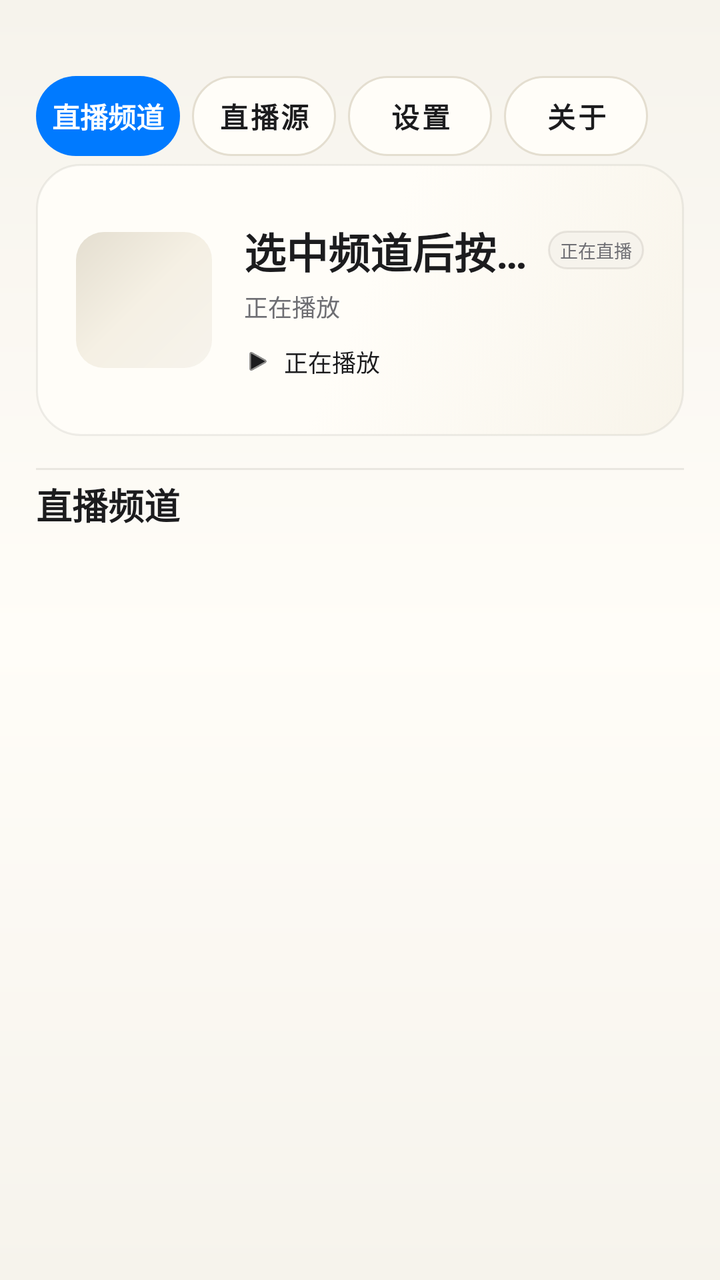
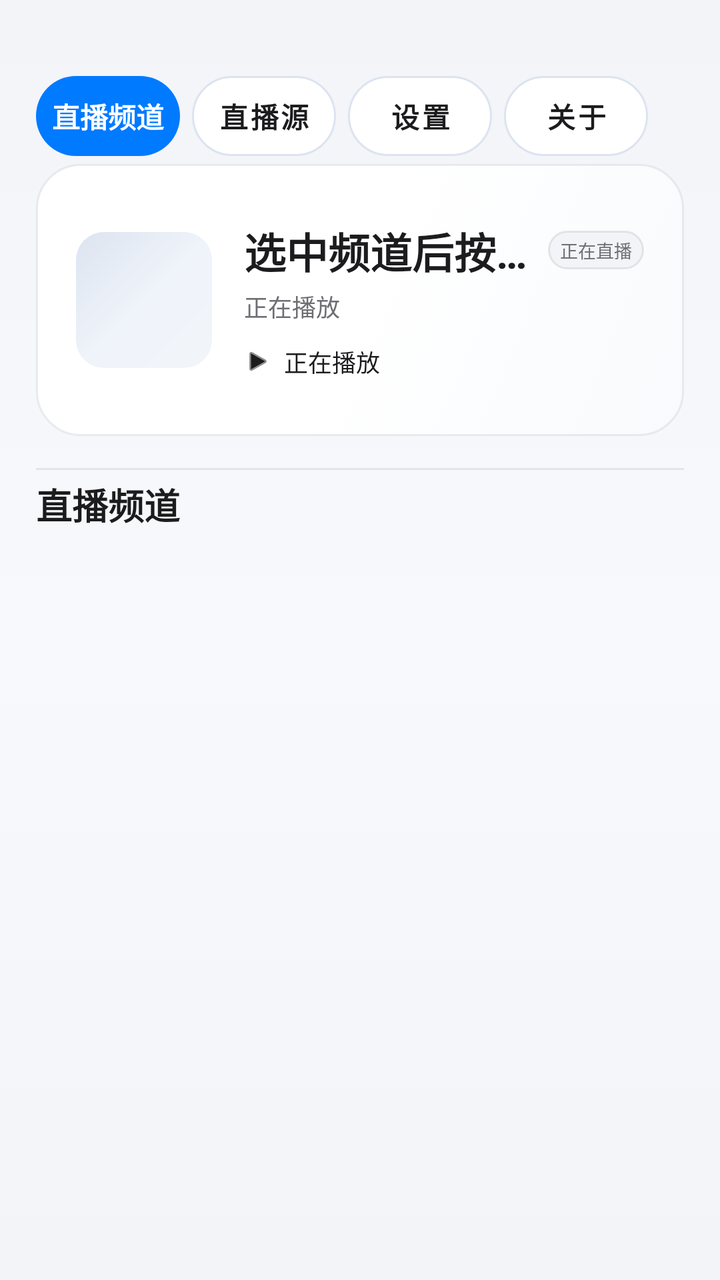

The first picture is an Android layout as it rendered before a commit; the second is the same layout after the commit. The layout source and the unified diff follow.
<!-- AndroidManifest.xml: application theme Theme.IPTVPlayer -->
<!-- res/layout/activity_main.xml -->
<?xml version="1.0" encoding="utf-8"?>
<FrameLayout xmlns:android="http://schemas.android.com/apk/res/android"
    xmlns:app="http://schemas.android.com/apk/res-auto"
    android:id="@+id/root"
    android:layout_width="match_parent"
    android:layout_height="match_parent"
    android:background="@drawable/bg_app_gradient">

    
    <LinearLayout
        android:id="@+id/pageList"
        android:layout_width="match_parent"
        android:layout_height="match_parent"
        android:orientation="vertical"
        android:paddingStart="@dimen/page_padding"
        android:paddingEnd="@dimen/page_padding"
        android:paddingTop="@dimen/page_padding_top">

        
        <LinearLayout
            android:layout_width="match_parent"
            android:layout_height="wrap_content"
            android:orientation="horizontal"
            android:gravity="center_vertical|start"
            android:layout_marginTop="@dimen/tabs_margin_top"
            android:layout_marginBottom="@dimen/header_gap">

            
            <TextView
                android:layout_width="@dimen/tab_width"
                android:layout_height="@dimen/tab_height"
                android:gravity="center"
                android:background="@drawable/bg_tab_selected"
                android:text="@string/channel_list_title"
                android:textSize="@dimen/top_button_text"
                android:textStyle="bold"
                android:textColor="#FFFFFFFF"
                android:focusable="false"
                android:clickable="false" />

            <Button
                android:id="@+id/btnConfig"
                style="@style/TabButton"
                android:layout_width="@dimen/tab_width"
                android:layout_height="@dimen/tab_height"
                android:layout_marginStart="@dimen/tab_gap"
                android:minWidth="0dp"
                android:paddingStart="0dp"
                android:paddingEnd="0dp"
                android:insetTop="0dp"
                android:insetBottom="0dp"
                android:text="@string/btn_config"
                android:textSize="@dimen/top_button_text" />

            <Button
                android:id="@+id/btnSettings"
                style="@style/TabButton"
                android:layout_width="@dimen/tab_width"
                android:layout_height="@dimen/tab_height"
                android:layout_marginStart="@dimen/tab_gap"
                android:minWidth="0dp"
                android:paddingStart="0dp"
                android:paddingEnd="0dp"
                android:insetTop="0dp"
                android:insetBottom="0dp"
                android:text="@string/settings"
                android:textSize="@dimen/top_button_text" />

            <Button
                android:id="@+id/btnAbout"
                style="@style/TabButton"
                android:layout_width="@dimen/tab_width"
                android:layout_height="@dimen/tab_height"
                android:layout_marginStart="@dimen/tab_gap"
                android:minWidth="0dp"
                android:paddingStart="0dp"
                android:paddingEnd="0dp"
                android:insetTop="0dp"
                android:insetBottom="0dp"
                android:text="@string/about_entry"
                android:textSize="@dimen/top_button_text" />
        </LinearLayout>

        
        <FrameLayout
            android:id="@+id/heroCard"
            android:layout_width="match_parent"
            android:layout_height="@dimen/hero_height"
            android:background="@drawable/bg_hero_gradient"
            android:focusable="true"
            android:clickable="true"
            android:stateListAnimator="@animator/focus_scale"
            android:layout_marginBottom="@dimen/hero_gap">

            <LinearLayout
                android:layout_width="match_parent"
                android:layout_height="match_parent"
                android:orientation="horizontal"
                android:gravity="center_vertical"
                android:paddingStart="20dp"
                android:paddingEnd="20dp">

                <FrameLayout
                    android:layout_width="@dimen/hero_logo"
                    android:layout_height="@dimen/hero_logo"
                    android:background="@drawable/bg_logo_placeholder"
                    android:layout_marginEnd="16dp">

                    <ImageView
                        android:id="@+id/ivHeroLogo"
                        android:layout_width="match_parent"
                        android:layout_height="match_parent"
                        android:scaleType="fitCenter"
                        android:padding="8dp"
                        android:contentDescription="台标" />
                </FrameLayout>

                <LinearLayout
                    android:layout_width="0dp"
                    android:layout_height="match_parent"
                    android:layout_weight="1"
                    android:orientation="vertical"
                    android:gravity="center_vertical">

                    
                    <LinearLayout
                        android:layout_width="match_parent"
                        android:layout_height="wrap_content"
                        android:orientation="horizontal"
                        android:gravity="center_vertical">

                        <TextView
                            android:id="@+id/tvHeroTitle"
                            android:layout_width="0dp"
                            android:layout_height="wrap_content"
                            android:layout_weight="1"
                            android:minWidth="0dp"
                            android:text="@string/hero_hint"
                            android:textSize="@dimen/hero_title"
                            android:textStyle="bold"
                            android:textColor="@color/text_primary"
                            android:maxLines="1"
                            android:ellipsize="end" />

                        <TextView
                            android:id="@+id/tvHeroBadge"
                            android:layout_width="wrap_content"
                            android:layout_height="wrap_content"
                            android:layout_marginStart="@dimen/hero_badge_gap"
                            android:background="@drawable/bg_badge_live"
                            android:paddingStart="@dimen/hero_badge_pad_h"
                            android:paddingEnd="@dimen/hero_badge_pad_h"
                            android:paddingTop="3dp"
                            android:paddingBottom="3dp"
                            android:text="@string/hero_badge"
                            android:textSize="@dimen/hero_badge_text"
                            android:textColor="@color/text_secondary"
                            android:maxLines="1" />
                    </LinearLayout>

                    <TextView
                        android:id="@+id/tvHeroSub"
                        android:layout_width="match_parent"
                        android:layout_height="wrap_content"
                        android:layout_marginTop="@dimen/hero_sub_gap"
                        android:text="@string/hero_playing"
                        android:textSize="@dimen/hero_sub"
                        android:textColor="@color/text_secondary"
                        android:maxLines="1"
                        android:ellipsize="end" />

                    
                    <LinearLayout
                        android:layout_width="match_parent"
                        android:layout_height="wrap_content"
                        android:orientation="horizontal"
                        android:gravity="center_vertical"
                        android:layout_marginTop="@dimen/hero_epg_gap">

                        <ImageView
                            android:layout_width="14dp"
                            android:layout_height="14dp"
                            android:src="@android:drawable/ic_media_play"
                            android:tint="@color/text_primary" />

                        <TextView
                            android:id="@+id/tvHeroEpg"
                            android:layout_width="0dp"
                            android:layout_height="wrap_content"
                            android:layout_weight="1"
                            android:minWidth="0dp"
                            android:layout_marginStart="6dp"
                            android:text="@string/hero_playing"
                            android:textSize="@dimen/hero_sub"
                            android:textColor="@color/text_primary"
                            android:maxLines="1"
                            android:ellipsize="end" />
                    </LinearLayout>

                    <TextView
                        android:id="@+id/tvHeroEpgNext"
                        android:layout_width="match_parent"
                        android:layout_height="wrap_content"
                        android:layout_marginTop="@dimen/hero_next_gap"
                        android:text=""
                        android:textSize="@dimen/epg_next_text"
                        android:textColor="@color/text_secondary"
                        android:maxLines="1"
                        android:ellipsize="end"
                        android:visibility="gone" />
                </LinearLayout>
            </LinearLayout>
        </FrameLayout>

        
        <View
            android:layout_width="match_parent"
            android:layout_height="1dp"
            android:background="@color/divider"
            android:layout_marginBottom="4dp" />

        
        <LinearLayout
            android:layout_width="match_parent"
            android:layout_height="wrap_content"
            android:orientation="horizontal"
            android:gravity="center_vertical"
            android:layout_marginBottom="@dimen/section_gap">

            <TextView
                android:layout_width="wrap_content"
                android:layout_height="wrap_content"
                android:text="@string/channel_list_title"
                android:textSize="@dimen/section_title"
                android:textStyle="bold"
                android:textColor="@color/text_primary" />

            <TextView
                android:id="@+id/tvChannelCount"
                android:layout_width="wrap_content"
                android:layout_height="wrap_content"
                android:layout_marginStart="10dp"
                android:text=""
                android:textSize="@dimen/card_meta"
                android:textColor="@color/text_hint" />

        
        </LinearLayout>

        <HorizontalScrollView
            android:id="@+id/groupScroller"
            android:layout_width="match_parent"
            android:layout_height="wrap_content"
            android:scrollbars="none"
            android:layout_marginBottom="@dimen/chips_gap">

            <LinearLayout
                android:id="@+id/groupContainer"
                android:layout_width="wrap_content"
                android:layout_height="wrap_content"
                android:orientation="horizontal" />
        </HorizontalScrollView>

        
        <FrameLayout
            android:layout_width="match_parent"
            android:layout_height="0dp"
            android:layout_weight="1">

            <androidx.recyclerview.widget.RecyclerView
                android:id="@+id/recyclerView"
                android:layout_width="match_parent"
                android:layout_height="match_parent"
                android:clipToPadding="false"
                android:paddingBottom="24dp" />

            <TextView
                android:id="@+id/tvEmpty"
                android:layout_width="match_parent"
                android:layout_height="match_parent"
                android:gravity="center"
                android:text="@string/empty_hint"
                android:textSize="14sp"
                android:textColor="@color/text_secondary"
                android:visibility="gone" />

            <ProgressBar
                android:id="@+id/progressBar"
                android:layout_width="wrap_content"
                android:layout_height="wrap_content"
                android:layout_gravity="center"
                android:indeterminateTint="@color/primary"
                android:visibility="gone" />
        </FrameLayout>
    </LinearLayout>

    
    <FrameLayout
        android:id="@+id/pagePlayer"
        android:layout_width="match_parent"
        android:layout_height="match_parent"
        android:background="@color/black"
        android:visibility="gone">

        
        <FrameLayout
            android:id="@+id/videoHost"
            android:layout_width="match_parent"
            android:layout_height="match_parent"
            android:clipChildren="true"
            android:clipToPadding="true" />

        <ProgressBar
            android:id="@+id/pbLoading"
            android:layout_width="48dp"
            android:layout_height="48dp"
            android:layout_gravity="center"
            android:indeterminateTint="@color/primary"
            android:visibility="gone" />

        
        <LinearLayout
            android:id="@+id/topPanel"
            android:layout_width="match_parent"
            android:layout_height="wrap_content"
            android:orientation="vertical"
            android:background="@drawable/bg_top_scrim"
            android:padding="20dp">

            <LinearLayout
                android:id="@+id/btnRow"
                android:layout_width="match_parent"
                android:layout_height="wrap_content"
                android:orientation="horizontal"
                android:gravity="center_vertical">

                <Button
                    android:id="@+id/btnBack"
                    style="@style/GhostButton"
                    android:layout_width="wrap_content"
                    android:layout_height="wrap_content"
                    android:minHeight="40dp"
                    android:text="@string/back" />

                <View
                    android:layout_width="0dp"
                    android:layout_height="1dp"
                    android:layout_weight="1" />

                <TextView
                    android:id="@+id/tvPlayerTitle"
                    android:layout_width="0dp"
                    android:layout_height="wrap_content"
                    android:layout_weight="1"
                    android:gravity="end"
                    android:text=""
                    android:textSize="18sp"
                    android:textStyle="bold"
                    android:textColor="@color/text_primary"
                    android:maxLines="1"
                    android:ellipsize="end" />

                <Button
                    android:id="@+id/btnSwitchLine"
                    style="@style/GhostButton"
                    android:layout_width="wrap_content"
                    android:layout_height="wrap_content"
                    android:minWidth="0dp"
                    android:minHeight="40dp"
                    android:paddingStart="12dp"
                    android:paddingEnd="12dp"
                    android:layout_marginStart="10dp"
                    android:text="换源"
                    android:textSize="12sp" />

                <Button
                    android:id="@+id/btnFullscreen"
                    style="@style/GhostButton"
                    android:layout_width="wrap_content"
                    android:layout_height="wrap_content"
                    android:minWidth="0dp"
                    android:minHeight="40dp"
                    android:paddingStart="12dp"
                    android:paddingEnd="12dp"
                    android:layout_marginStart="10dp"
                    android:text="@string/fullscreen"
                    android:textSize="12sp" />
            </LinearLayout>

            <LinearLayout
                android:id="@+id/statsBar"
                android:layout_width="wrap_content"
                android:layout_height="wrap_content"
                android:orientation="horizontal"
                android:gravity="center_vertical"
                android:layout_marginTop="14dp"
                android:background="@drawable/bg_badge"
                android:paddingStart="12dp"
                android:paddingEnd="12dp"
                android:paddingTop="6dp"
                android:paddingBottom="6dp"
                android:visibility="gone">

                <View
                    android:id="@+id/dotStatus"
                    android:layout_width="8dp"
                    android:layout_height="8dp"
                    android:background="@drawable/bg_dot_green"
                    android:layout_marginEnd="8dp" />

                <TextView
                    android:id="@+id/tvStats"
                    android:layout_width="wrap_content"
                    android:layout_height="wrap_content"
                    android:text="@string/stats_placeholder"
                    android:textSize="@dimen/stats_text"
                    android:textColor="@color/green" />
            </LinearLayout>

        </LinearLayout>

        
        <LinearLayout
            android:id="@+id/epgPanel"
            android:layout_width="wrap_content"
            android:layout_height="wrap_content"
            android:layout_gravity="bottom|start"
            android:layout_marginStart="20dp"
            android:layout_marginBottom="20dp"
            android:orientation="vertical"
            android:background="@drawable/bg_epg_panel"
            android:paddingStart="14dp"
            android:paddingEnd="14dp"
            android:paddingTop="10dp"
            android:paddingBottom="10dp"
            android:visibility="gone">

            <TextView
                android:id="@+id/tvEpgTime"
                android:layout_width="wrap_content"
                android:layout_height="wrap_content"
                android:text=""
                android:textSize="11sp"
                android:textColor="@color/primary"
                android:textStyle="bold"
                android:maxLines="1"
                android:ellipsize="end" />

            <TextView
                android:id="@+id/tvEpgNow"
                android:layout_width="wrap_content"
                android:layout_height="wrap_content"
                android:layout_marginTop="4dp"
                android:maxWidth="420dp"
                android:text=""
                android:textSize="14sp"
                android:textColor="@color/text_primary"
                android:maxLines="1"
                android:ellipsize="end" />

            <TextView
                android:id="@+id/tvEpgNext"
                android:layout_width="wrap_content"
                android:layout_height="wrap_content"
                android:layout_marginTop="2dp"
                android:maxWidth="420dp"
                android:text=""
                android:textSize="12sp"
                android:textColor="@color/text_secondary"
                android:maxLines="1"
                android:ellipsize="end" />
        </LinearLayout>
    </FrameLayout>

</FrameLayout>
<!-- resources referenced by this layout -->
<resources>
  <color name="divider">#1A3A3528</color>
  <!-- drawable bg_app_gradient (drawable) -->
  <?xml version="1.0" encoding="utf-8"?>
  <shape xmlns:android="http://schemas.android.com/apk/res/android"
      android:shape="rectangle">
      <gradient
          android:angle="270"
          android:startColor="#FFF6F3EC"
          android:centerColor="#FFFFFDF8"
          android:endColor="#FFF6F3EC"
          android:type="linear" />
  </shape>
  <!-- drawable bg_badge (drawable) -->
  <?xml version="1.0" encoding="utf-8"?>
  <shape xmlns:android="http://schemas.android.com/apk/res/android"
      android:shape="rectangle">
      <solid android:color="#FFF6F3EC" />
      <corners android:radius="10dp" />
      <stroke android:width="1dp" android:color="#1A3A3528" />
  </shape>
  <!-- drawable bg_badge_live (drawable) -->
  <?xml version="1.0" encoding="utf-8"?>
  <shape xmlns:android="http://schemas.android.com/apk/res/android"
      android:shape="rectangle">
      <solid android:color="#FFF6F3EC" />
      <corners android:radius="10dp" />
      <stroke android:width="1dp" android:color="#1A3A3528" />
  </shape>
  <!-- drawable bg_epg_panel (drawable) -->
  <?xml version="1.0" encoding="utf-8"?>
  <shape xmlns:android="http://schemas.android.com/apk/res/android"
      android:shape="rectangle">
      <solid android:color="#E61A1A1C" />
      <corners android:radius="18dp" />
      <stroke android:width="1dp" android:color="#24FFFFFF" />
  </shape>
  <!-- drawable bg_hero_gradient (drawable) -->
  <?xml version="1.0" encoding="utf-8"?>
  <selector xmlns:android="http://schemas.android.com/apk/res/android">
      <item android:state_focused="true">
          <shape android:shape="rectangle">
              <gradient android:angle="315" android:startColor="#FFF0E9DA"
                  android:centerColor="#FFF5F0E4" android:endColor="#FFE4DED0" />
              <corners android:radius="22dp" />
              <stroke android:width="1.5dp" android:color="#FF007AFF" />
          </shape>
      </item>
      <item>
          <shape android:shape="rectangle">
              <gradient android:angle="315" android:startColor="#FFFFFDF8"
                  android:centerColor="#FFFFFDF8" android:endColor="#FFF8F4EA" />
              <corners android:radius="22dp" />
              <stroke android:width="1dp" android:color="#143A3528" />
          </shape>
      </item>
  </selector>
  <!-- drawable bg_logo_placeholder (drawable) -->
  <?xml version="1.0" encoding="utf-8"?>
  <shape xmlns:android="http://schemas.android.com/apk/res/android"
      android:shape="rectangle">
      <gradient
          android:angle="135"
          android:startColor="#FFF6F3EC"
          android:centerColor="#FFF5F0E4"
          android:endColor="#FFE4DED0"
          android:type="linear" />
      <corners android:radius="14dp" />
  </shape>
  <style name="GhostButton" parent="Widget.MaterialComponents.Button.OutlinedButton">
          <item name="android:textColor">@color/text_primary</item>
          <item name="android:textSize">15sp</item>
          <item name="cornerRadius">22dp</item>
          <item name="strokeColor">@color/border_strong</item>
          <item name="strokeWidth">1dp</item>
          <item name="android:stateListAnimator">@animator/focus_scale</item>
      </style>
  <color name="border_strong">#4D3A3528</color>
  <!-- drawable bg_tab (drawable) -->
  <?xml version="1.0" encoding="utf-8"?>
  <selector xmlns:android="http://schemas.android.com/apk/res/android">
      <item android:state_selected="true">
          <shape android:shape="rectangle">
              <solid android:color="#FF007AFF" />
              <corners android:radius="20dp" />
          </shape>
      </item>
      <item android:state_focused="true">
          <shape android:shape="rectangle">
              <solid android:color="#FFFFFDF8" />
              <stroke android:width="2dp" android:color="#FF007AFF" />
              <corners android:radius="20dp" />
          </shape>
      </item>
      <item android:state_pressed="true">
          <shape android:shape="rectangle">
              <solid android:color="#FFF0E9DA" />
              <corners android:radius="20dp" />
          </shape>
      </item>
      <item>
          <shape android:shape="rectangle">
              <solid android:color="#FFFFFDF8" />
              <stroke android:width="1dp" android:color="#FFE4DED0" />
              <corners android:radius="20dp" />
          </shape>
      </item>
  </selector>
  <color name="background">#FFF6F3EC</color>
  <color name="surface">#FFFFFDF8</color>
  <!-- drawable bg_dialog_dark (drawable) -->
  <?xml version="1.0" encoding="utf-8"?>
  <shape xmlns:android="http://schemas.android.com/apk/res/android"
      android:shape="rectangle">
      <solid android:color="#FFFFFDF8" />
      <corners android:radius="28dp" />
      <stroke
          android:width="1dp"
          android:color="#1A3A3528" />
  </shape>
  <!-- unchanged entries left out for length: 50 -->
</resources>

<!-- the commit's change to res/layout/activity_main.xml (unified diff, before → after) -->
@@ -336,7 +336,7 @@
 
                 <Button
                     android:id="@+id/btnBack"
-                    style="@style/GhostButton"
+                    style="@style/PlayerGhostButton"
                     android:layout_width="wrap_content"
                     android:layout_height="wrap_content"
                     android:minHeight="40dp"
@@ -356,13 +356,13 @@
                     android:text=""
                     android:textSize="18sp"
                     android:textStyle="bold"
-                    android:textColor="@color/text_primary"
+                    android:textColor="#FFFFFFFF"
                     android:maxLines="1"
                     android:ellipsize="end" />
 
                 <Button
                     android:id="@+id/btnSwitchLine"
-                    style="@style/GhostButton"
+                    style="@style/PlayerGhostButton"
                     android:layout_width="wrap_content"
                     android:layout_height="wrap_content"
                     android:minWidth="0dp"
@@ -375,7 +375,7 @@
 
                 <Button
                     android:id="@+id/btnFullscreen"
-                    style="@style/GhostButton"
+                    style="@style/PlayerGhostButton"
                     android:layout_width="wrap_content"
                     android:layout_height="wrap_content"
                     android:minWidth="0dp"
@@ -441,7 +441,7 @@
                 android:layout_height="wrap_content"
                 android:text=""
                 android:textSize="11sp"
-                android:textColor="@color/primary"
+                android:textColor="#4DA3FF"
                 android:textStyle="bold"
                 android:maxLines="1"
                 android:ellipsize="end" />
@@ -454,7 +454,7 @@
                 android:maxWidth="420dp"
                 android:text=""
                 android:textSize="14sp"
-                android:textColor="@color/text_primary"
+                android:textColor="#FFFFFFFF"
                 android:maxLines="1"
                 android:ellipsize="end" />
 
@@ -466,7 +466,7 @@
                 android:maxWidth="420dp"
                 android:text=""
                 android:textSize="12sp"
-                android:textColor="@color/text_secondary"
+                android:textColor="#B3FFFFFF"
                 android:maxLines="1"
                 android:ellipsize="end" />
         </LinearLayout>
<!-- resource entries referenced after the edit -->
@@ -1,38 +1,38 @@
 <!-- resources referenced by this layout -->
 <resources>
-  <color name="divider">#1A3A3528</color>
+  <color name="divider">#1A2C3440</color>
   <!-- drawable bg_app_gradient (drawable) -->
   <?xml version="1.0" encoding="utf-8"?>
   <shape xmlns:android="http://schemas.android.com/apk/res/android"
       android:shape="rectangle">
       <gradient
           android:angle="270"
-          android:startColor="#FFF6F3EC"
-          android:centerColor="#FFFFFDF8"
-          android:endColor="#FFF6F3EC"
+          android:startColor="#FFF2F4F7"
+          android:centerColor="#FFF7F9FC"
+          android:endColor="#FFF2F4F7"
           android:type="linear" />
   </shape>
   <!-- drawable bg_badge (drawable) -->
   <?xml version="1.0" encoding="utf-8"?>
   <shape xmlns:android="http://schemas.android.com/apk/res/android"
       android:shape="rectangle">
-      <solid android:color="#FFF6F3EC" />
+      <solid android:color="#FFF2F4F7" />
       <corners android:radius="10dp" />
-      <stroke android:width="1dp" android:color="#1A3A3528" />
+      <stroke android:width="1dp" android:color="#1A2C3440" />
   </shape>
   <!-- drawable bg_badge_live (drawable) -->
   <?xml version="1.0" encoding="utf-8"?>
   <shape xmlns:android="http://schemas.android.com/apk/res/android"
       android:shape="rectangle">
-      <solid android:color="#FFF6F3EC" />
+      <solid android:color="#FFF2F4F7" />
       <corners android:radius="10dp" />
-      <stroke android:width="1dp" android:color="#1A3A3528" />
+      <stroke android:width="1dp" android:color="#1A2C3440" />
   </shape>
   <!-- drawable bg_epg_panel (drawable) -->
   <?xml version="1.0" encoding="utf-8"?>
   <shape xmlns:android="http://schemas.android.com/apk/res/android"
       android:shape="rectangle">
-      <solid android:color="#E61A1A1C" />
+      <solid android:color="#BF1A1A1C" />
       <corners android:radius="18dp" />
       <stroke android:width="1dp" android:color="#24FFFFFF" />
   </shape>
@@ -41,18 +41,18 @@
   <selector xmlns:android="http://schemas.android.com/apk/res/android">
       <item android:state_focused="true">
           <shape android:shape="rectangle">
-              <gradient android:angle="315" android:startColor="#FFF0E9DA"
-                  android:centerColor="#FFF5F0E4" android:endColor="#FFE4DED0" />
+              <gradient android:angle="315" android:startColor="#FFE8EEF7"
+                  android:centerColor="#FFEFF3FA" android:endColor="#FFDCE4F0" />
               <corners android:radius="22dp" />
               <stroke android:width="1.5dp" android:color="#FF007AFF" />
           </shape>
       </item>
       <item>
           <shape android:shape="rectangle">
-              <gradient android:angle="315" android:startColor="#FFFFFDF8"
-                  android:centerColor="#FFFFFDF8" android:endColor="#FFF8F4EA" />
+              <gradient android:angle="315" android:startColor="#FFFFFFFF"
+                  android:centerColor="#FFFFFFFF" android:endColor="#FFF8FAFD" />
               <corners android:radius="22dp" />
-              <stroke android:width="1dp" android:color="#143A3528" />
+              <stroke android:width="1dp" android:color="#142C3440" />
           </shape>
       </item>
   </selector>
@@ -62,21 +62,20 @@
       android:shape="rectangle">
       <gradient
           android:angle="135"
-          android:startColor="#FFF6F3EC"
-          android:centerColor="#FFF5F0E4"
-          android:endColor="#FFE4DED0"
+          android:startColor="#FFF2F4F7"
+          android:centerColor="#FFEFF3FA"
+          android:endColor="#FFDCE4F0"
           android:type="linear" />
       <corners android:radius="14dp" />
   </shape>
-  <style name="GhostButton" parent="Widget.MaterialComponents.Button.OutlinedButton">
-          <item name="android:textColor">@color/text_primary</item>
+  <style name="PlayerGhostButton" parent="Widget.MaterialComponents.Button.OutlinedButton">
+          <item name="android:textColor">#FFFFFFFF</item>
           <item name="android:textSize">15sp</item>
           <item name="cornerRadius">22dp</item>
-          <item name="strokeColor">@color/border_strong</item>
+          <item name="strokeColor">#66FFFFFF</item>
           <item name="strokeWidth">1dp</item>
           <item name="android:stateListAnimator">@animator/focus_scale</item>
       </style>
-  <color name="border_strong">#4D3A3528</color>
   <!-- drawable bg_tab (drawable) -->
   <?xml version="1.0" encoding="utf-8"?>
   <selector xmlns:android="http://schemas.android.com/apk/res/android">
@@ -88,36 +87,36 @@
       </item>
       <item android:state_focused="true">
           <shape android:shape="rectangle">
-              <solid android:color="#FFFFFDF8" />
+              <solid android:color="#FFFFFFFF" />
               <stroke android:width="2dp" android:color="#FF007AFF" />
               <corners android:radius="20dp" />
           </shape>
       </item>
       <item android:state_pressed="true">
           <shape android:shape="rectangle">
-              <solid android:color="#FFF0E9DA" />
+              <solid android:color="#FFE8EEF7" />
               <corners android:radius="20dp" />
           </shape>
       </item>
       <item>
           <shape android:shape="rectangle">
-              <solid android:color="#FFFFFDF8" />
-              <stroke android:width="1dp" android:color="#FFE4DED0" />
+              <solid android:color="#FFFFFFFF" />
+              <stroke android:width="1dp" android:color="#FFDCE4F0" />
               <corners android:radius="20dp" />
           </shape>
       </item>
   </selector>
-  <color name="background">#FFF6F3EC</color>
-  <color name="surface">#FFFFFDF8</color>
+  <color name="background">#FFF2F4F7</color>
+  <color name="surface">#FFFFFFFF</color>
   <!-- drawable bg_dialog_dark (drawable) -->
   <?xml version="1.0" encoding="utf-8"?>
   <shape xmlns:android="http://schemas.android.com/apk/res/android"
       android:shape="rectangle">
-      <solid android:color="#FFFFFDF8" />
+      <solid android:color="#FFFFFFFF" />
       <corners android:radius="28dp" />
       <stroke
           android:width="1dp"
-          android:color="#1A3A3528" />
+          android:color="#1A2C3440" />
   </shape>
   <!-- unchanged entries left out for length: 50 -->
 </resources>
